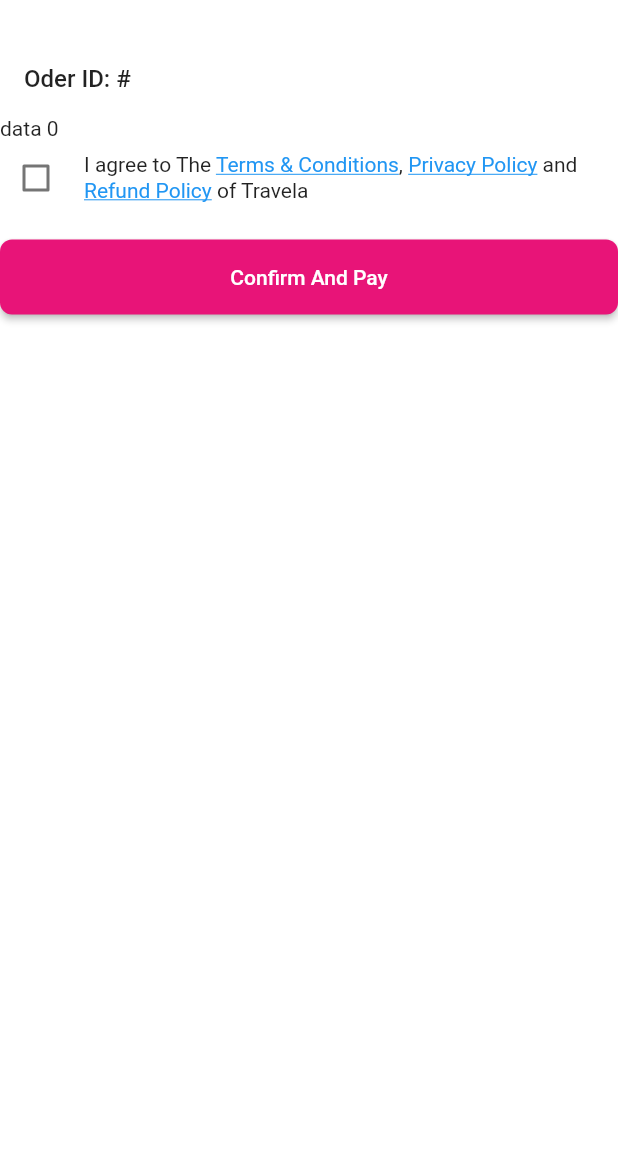
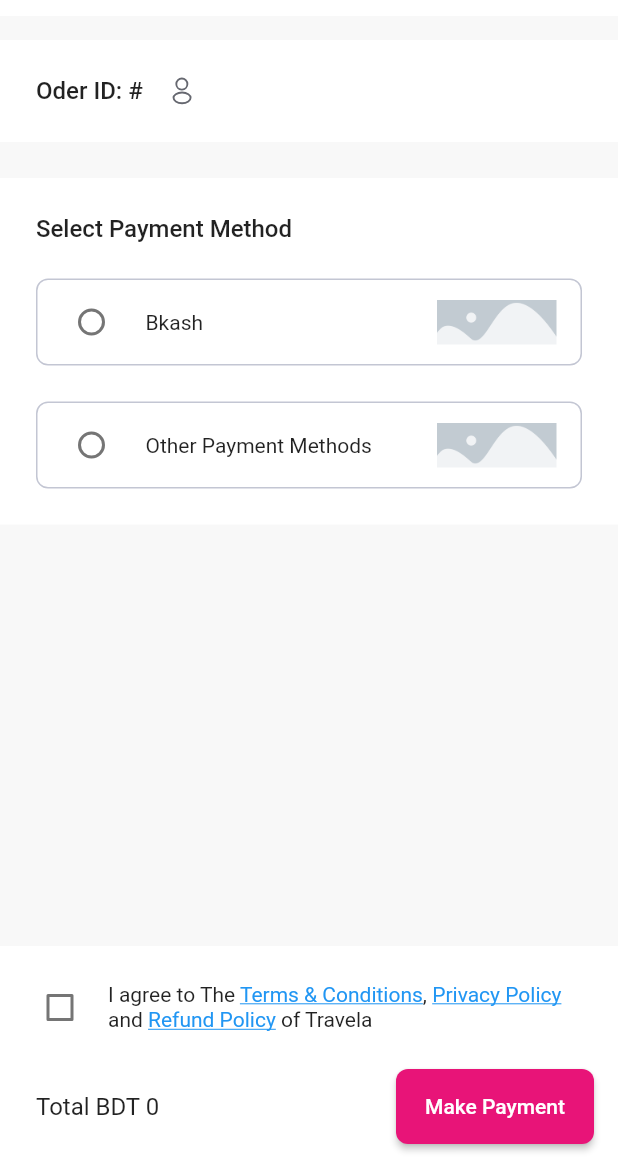
Before and after one commit to ShahadatShaki/base_app_flutter, a Flutter app: the PaymentOverviewPage screen opened directly with empty values, on a phone screen of 412 x 824 dp, the part 68-1236 px from its top. Run offline on Flutter 3.47's test engine with Material 2 defaults, Android fonts, the phone set to English and light mode, and no system bars; drawn by our look-alikes of cached_network_image, flutter_html; our stand-ins replace carousel_slider, dio, flutter_svg, fluttertoast, get, google_maps_flutter and 4 more; missing offline and left inert: flutter_webview_plugin, json_store, pusher_client; accounts and stored records are empty; network calls fail; Roboto replaces fonts that are missing (assets/fonts/Inter-Regular.ttf).

Commit message:
payment overview page without custom payment

```diff
--- a/lib/component/Component.dart
+++ b/lib/component/Component.dart
@@ -296,7 +296,7 @@ class Component {
         ));
   }
 
-  static containerRoundShape({
+   containerRoundShape({
     double size = 8,
     Color color = AppColors.separator,
   }) {
@@ -304,7 +304,7 @@ class Component {
         borderRadius: BorderRadius.all(Radius.circular(size)), color: color);
   }
 
-  static containerRoundShapeWithBorder({
+   containerRoundShapeWithBorder({
     double size = 8,
     Color color = AppColors.transparent,
     double borderWidth = 0,
--- a/lib/controller/BookingDetailsController.dart
+++ b/lib/controller/BookingDetailsController.dart
@@ -2,6 +2,7 @@ import 'dart:convert';
 
 import 'package:base_app_flutter/base/ApiResponse.dart';
 import 'package:base_app_flutter/model/BookingModel.dart';
+import 'package:base_app_flutter/pages/Webview.dart';
 import 'package:get/get.dart' hide FormData;
 import 'package:get/state_manager.dart';
 import 'package:http/http.dart' as http;
@@ -12,6 +13,8 @@ class BookingDetailsController extends GetxController {
   var booking = BookingModel().obs;
   var dataList = <BookingModel>[].obs;
   var id = "";
+  var paymentGateway = "".obs;
+  var paymentAmount = 0.obs;
   var apiCalled = false.obs;
   bool callingApi = false;
   String errorMessage = "";
@@ -33,7 +36,6 @@ class BookingDetailsController extends GetxController {
     }
 
     this.id = bookingId;
-
     callingApi = true;
 
     var client = http.Client();
@@ -46,6 +48,9 @@ class BookingDetailsController extends GetxController {
       var res = ApiResponse<BookingModel>.fromJson(
           json.decode(response.body), (data) => BookingModel.fromJson(data));
       booking.value = res.data!;
+
+      paymentAmount.value =
+          int.parse(booking.value.totalPayable) - int.parse(booking.value.paid);
     } else {
       // errorMessage = response.
     }
@@ -55,10 +60,10 @@ class BookingDetailsController extends GetxController {
 
   var provider = "";
 
-  void getPaymentUrl(String amount, bool getUrl) async {
+  void getPaymentUrl(bool getUrl) async {
     var client = http.Client();
     final queryParameters = {
-      "amount": amount,
+      "amount": paymentAmount.toString(),
       "provider": provider,
       "agreement": "true",
       "url": getUrl.toString(),
@@ -69,9 +74,12 @@ class BookingDetailsController extends GetxController {
     var response = await client.get(uri, headers: await Urls.getHeaders());
     var res = ApiResponse<BookingModel>.fromJson(
         json.decode(response.body), (data) => BookingModel.fromJson(data));
-
-    booking.value.amount = res.data?.amount;
-    booking.refresh();
+    if (getUrl) {
+      Get.to(()=> WebviewPage(url: res.data!.paymentUrl, title: "Payment"));
+    } else {
+      booking.value.amount = res.data?.amount;
+      booking.refresh();
+    }
   }
 
   @override
--- a/lib/model/BookingModel.dart
+++ b/lib/model/BookingModel.dart
@@ -22,6 +22,7 @@ class BookingModel implements Serializable {
   String? _amount;
   String? _status;
   String? _createdAt;
+  String? _paymentUrl;
   String? _statusUpdatedAt;
   String? _osPlatform;
   bool? _is_expire;
@@ -46,6 +47,10 @@ class BookingModel implements Serializable {
   String get from {
     _from ??= "";
     return _from!;
+  }
+  String get paymentUrl {
+    _paymentUrl ??= "";
+    return _paymentUrl!;
   }
 
   String get to {
@@ -233,6 +238,7 @@ class BookingModel implements Serializable {
     }
     _from = json['from'].toString();
     _to = json['to'].toString();
+    _paymentUrl = json['payment_url'].toString();
     _amount = json['amount'].toString();
     _totalGuest = json['total_guest'].toString();
     _price = json['price'].toString();
--- a/lib/pages/PaymentOverviewPage.dart
+++ b/lib/pages/PaymentOverviewPage.dart
@@ -2,6 +2,7 @@ import 'package:base_app_flutter/base/BaseStatelessWidget.dart';
 import 'package:base_app_flutter/controller/BookingDetailsController.dart';
 import 'package:base_app_flutter/model/BookingModel.dart';
 import 'package:base_app_flutter/utility/AppStrings.dart';
+import 'package:base_app_flutter/utility/AssetsName.dart';
 import 'package:base_app_flutter/utility/Constrants.dart';
 import 'package:flutter/material.dart';
 import 'package:flutter/rendering.dart';
@@ -22,7 +23,7 @@ class PaymentOverviewPage extends BaseStatelessWidget {
 
   @override
   Widget build(BuildContext context) {
-    controller.getPaymentUrl("10", false);
+    controller.getPaymentUrl(false);
     this.context = context;
     return Scaffold(
       backgroundColor: AppColors.white,
@@ -51,28 +52,112 @@ class PaymentOverviewPage extends BaseStatelessWidget {
   uiDesign(BookingModel value) {
     booking = value;
 
-    return SingleChildScrollView(
+    return Container(
+      color: AppColors.backgroundColor,
+      child: Column(
+        children: [
+          Expanded(
+            flex: 1,
+            child: SingleChildScrollView(
               child: Column(
                 crossAxisAlignment: CrossAxisAlignment.start,
                 children: [
                   margin(16),
                   Container(
-            padding: EdgeInsets.all(16),
+                    color: AppColors.white,
+                    padding: const EdgeInsets.all(24),
                     child: Row(
                       children: [
                         Text(
                           "Oder ID: #${booking.id}",
-                  style: TextStyle(
-                    fontSize: 16,
-                    fontWeight: FontWeight.w500
+                          style: TextStyle(fontSize: 16, fontWeight: FontWeight.w500),
                         ),
-                ),
-
+                        margin(16),
+                        showIcon(name: AssetsName.guest)
                       ],
                     ),
                   ),
-          Text("data ${booking.amount}"),
-          confirmAndPayButton()
+                  margin(24),
+                  Container(
+                    padding: EdgeInsets.all(24),
+                    color: AppColors.white,
+                    child: Column(
+                      crossAxisAlignment: CrossAxisAlignment.start,
+                      children: [
+                        const Text(
+                          "Select Payment Method",
+                          style: TextStyle(fontSize: 16, fontWeight: FontWeight.w500),
+                        ),
+                        margin(24),
+                        Container(
+                          decoration: containerRoundShapeWithBorder(
+                              borderWidth: 1, borderColor: AppColors.lineColor),
+                          child: RadioListTile(
+                            title: Row(
+                              children: [
+                                const Text(
+                                  "Bkash",
+                                  style: TextStyle(fontSize: 14),
+                                ),
+                                const Spacer(
+                                  flex: 1,
+                                ),
+                                loadImage(
+                                    imageUrl: AssetsName.generic_placeholder,
+                                    width: 80,
+                                    height: 30)
+                              ],
+                            ),
+                            value: "bkash",
+                            // groupValue: controller.paymentGateway.value.toString(),
+                            groupValue: controller.paymentGateway.value,
+                            onChanged: (value) {
+                              controller.paymentGateway.value = value.toString();
+                            },
+                          ),
+                        ),
+                        margin(24),
+                        Container(
+                          decoration: containerRoundShapeWithBorder(
+                              borderWidth: 1, borderColor: AppColors.lineColor),
+                          child: RadioListTile(
+                            title: Row(
+                              children: [
+                                const Expanded(
+                                  flex: 1,
+                                  child: Text(
+                                    "Other Payment Methods",
+                                    style: TextStyle(fontSize: 14),
+                                  ),
+                                ),
+                                margin(16),
+                                loadImage(
+                                    imageUrl: AssetsName.generic_placeholder,
+                                    width: 80,
+                                    height: 30)
+                              ],
+                            ),
+                            value: "ssl",
+                            // groupValue: controller.paymentGateway.value.toString(),
+                            groupValue: controller.paymentGateway.value,
+                            onChanged: (value) {
+                              controller.paymentGateway.value = value.toString();
+                            },
+                          ),
+                        ),
+                      ],
+                    ),
+                  ),
+                ],
+              ),
+            ),
+          ),
+          Container(
+            color: AppColors.white,
+            padding: EdgeInsets.all(16),
+            child: confirmAndPayButton(),
+          ),
+
         ],
       ),
     );
@@ -80,6 +165,7 @@ class PaymentOverviewPage extends BaseStatelessWidget {
 
   confirmAndPayButton() {
     return Column(
+      mainAxisAlignment: MainAxisAlignment.start,
       children: [
         Row(
           children: [
@@ -107,10 +193,30 @@ class PaymentOverviewPage extends BaseStatelessWidget {
           ],
         ),
         margin(16),
+        Row(
+          mainAxisAlignment: MainAxisAlignment.center,
+          children: [
+            margin(8),
+            Expanded(
+              flex: 1,
+              child: Text(
+                "Total BDT ${controller.paymentAmount.value}",
+                style: TextStyle(fontSize: 16, fontWeight: FontWeight.w400),
+              ),
+            ),
             ElevatedButton(
               style: buttonStyle(),
-            onPressed: () {},
-            child: buttonText(buttonTitle: "Confirm And Pay", height: 50))
+              onPressed: () {
+                controller.getPaymentUrl(true);
+              },
+              child: buttonText(
+                width: 100,
+                buttonTitle: "Make Payment",
+                height: 50,
+              ),
+            ),
+          ],
+        )
       ],
     );
   }
--- a/lib/pages/UserProfilePage.dart
+++ b/lib/pages/UserProfilePage.dart
@@ -90,7 +90,7 @@ class UserProfilePage extends BaseStatelessWidget {
     return Column(
       children: [
         Ink(
-          decoration: Component.containerRoundShape(),
+          decoration: containerRoundShape(),
           child: InkWell(
             onTap: () {
               Get.to(page);
--- a/lib/pages/auth/EditProfilePage.dart
+++ b/lib/pages/auth/EditProfilePage.dart
@@ -66,7 +66,7 @@ class EditProfilePage extends BaseStatelessWidget {
                           child: Container(
                               padding: EdgeInsets.all(6),
                               decoration:
-                                  Component.containerRoundShapeWithBorder(
+                                  containerRoundShapeWithBorder(
                                       color: AppColors.appColor,
                                       size: 50,
                                       borderColor: AppColors.white,
@@ -85,7 +85,7 @@ class EditProfilePage extends BaseStatelessWidget {
                   Expanded(
                     flex: 1,
                     child: Container(
-                      decoration: Component.containerRoundShapeWithBorder(
+                      decoration: containerRoundShapeWithBorder(
                           borderWidth: 1.5, borderColor: AppColors.darkGray),
                       child: TextField(
                           controller: controller.firstNameController,
@@ -105,7 +105,7 @@ class EditProfilePage extends BaseStatelessWidget {
                   Expanded(
                     flex: 1,
                     child: Container(
-                      decoration: Component.containerRoundShapeWithBorder(
+                      decoration: containerRoundShapeWithBorder(
                           borderWidth: 1.5, borderColor: AppColors.darkGray),
                       child: TextField(
                           controller: controller.lastNameController,
@@ -129,7 +129,7 @@ class EditProfilePage extends BaseStatelessWidget {
                   controller.pickDob(context);
                 },
                 child: Container(
-                  decoration: Component.containerRoundShapeWithBorder(
+                  decoration: containerRoundShapeWithBorder(
                       borderWidth: 1.5, borderColor: AppColors.darkGray),
                   child: TextField(
                       enabled: false,
--- a/lib/pages/guest/ListingSearchPage.dart
+++ b/lib/pages/guest/ListingSearchPage.dart
@@ -1,3 +1,4 @@
+import 'package:base_app_flutter/base/BaseStatelessWidget.dart';
 import 'package:base_app_flutter/utility/AssetsName.dart';
 import 'package:carousel_slider/carousel_slider.dart';
 import 'package:flutter/material.dart';
@@ -12,7 +13,7 @@ import '../../model/SearchOptions.dart';
 import '../../utility/AppColors.dart';
 import '../ListingDetailsPage.dart';
 
-class ListingSearchPage extends StatelessWidget {
+class ListingSearchPage extends BaseStatelessWidget {
   final ListingSearchController controller = Get.put(ListingSearchController());
   SearchOptions searchOptions;
   late BuildContext context;
@@ -99,7 +100,7 @@ class ListingSearchPage extends StatelessWidget {
   searchOptionsLayout() {
     return Container(
         margin: const EdgeInsets.only(left: 24, right: 24, top: 24, bottom: 24),
-        decoration: Component.containerRoundShape(),
+        decoration: containerRoundShape(),
         padding:
             const EdgeInsets.only(left: 18, right: 18, top: 12, bottom: 12),
         child: Row(
```
Lines whose indentation alone changed are shown as unchanged.
